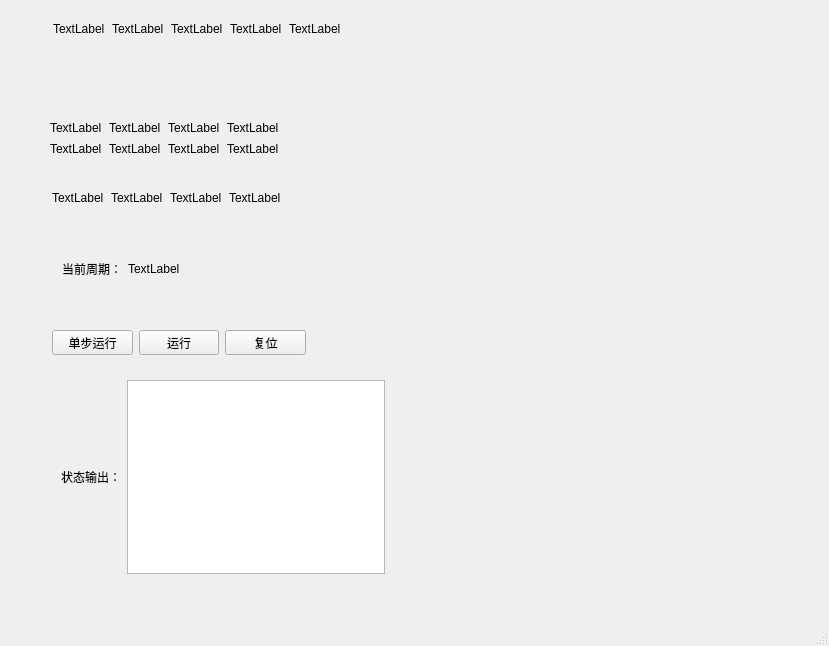
This is mainwindow.ui in Pomoo06/model_computer as Qt 5 draws it before an edit. The edited form follows.
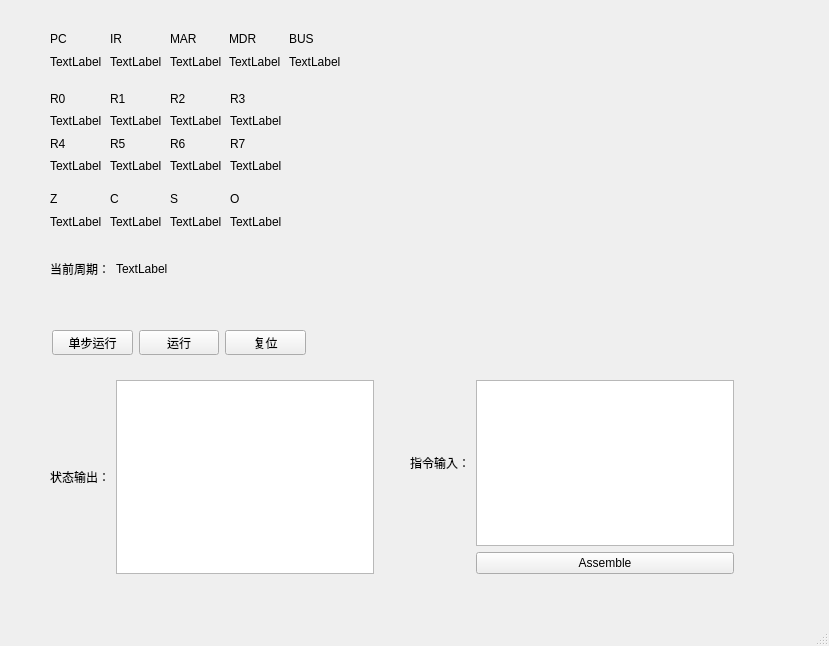
This is the edited form.

Commit message: 实现INC和DEC指令

The edit to the form file:
```diff
--- a/mainwindow.ui
+++ b/mainwindow.ui
@@ -14,140 +14,10 @@
    <string>MainWindow</string>
   </property>
   <widget class="QWidget" name="centralwidget">
-   <widget class="QLabel" name="cLabel">
-    <property name="geometry">
-     <rect>
-      <x>111</x>
-      <y>190</y>
-      <width>53</width>
-      <height>16</height>
-     </rect>
-    </property>
-    <property name="text">
-     <string>TextLabel</string>
-    </property>
-   </widget>
-   <widget class="QLabel" name="r2Label">
-    <property name="geometry">
-     <rect>
-      <x>168</x>
-      <y>120</y>
-      <width>53</width>
-      <height>16</height>
-     </rect>
-    </property>
-    <property name="text">
-     <string>TextLabel</string>
-    </property>
-   </widget>
-   <widget class="QLabel" name="r7Label">
-    <property name="geometry">
-     <rect>
-      <x>227</x>
-      <y>141</y>
-      <width>53</width>
-      <height>16</height>
-     </rect>
-    </property>
-    <property name="text">
-     <string>TextLabel</string>
-    </property>
-   </widget>
-   <widget class="QLabel" name="r1Label">
-    <property name="geometry">
-     <rect>
-      <x>109</x>
-      <y>120</y>
-      <width>53</width>
-      <height>16</height>
-     </rect>
-    </property>
-    <property name="text">
-     <string>TextLabel</string>
-    </property>
-   </widget>
-   <widget class="QLabel" name="r5Label">
-    <property name="geometry">
-     <rect>
-      <x>109</x>
-      <y>141</y>
-      <width>53</width>
-      <height>16</height>
-     </rect>
-    </property>
-    <property name="text">
-     <string>TextLabel</string>
-    </property>
-   </widget>
-   <widget class="QLabel" name="marLabel">
-    <property name="geometry">
-     <rect>
-      <x>171</x>
-      <y>21</y>
-      <width>53</width>
-      <height>16</height>
-     </rect>
-    </property>
-    <property name="text">
-     <string>TextLabel</string>
-    </property>
-   </widget>
-   <widget class="QLabel" name="mdrLabel">
-    <property name="geometry">
-     <rect>
-      <x>230</x>
-      <y>21</y>
-      <width>53</width>
-      <height>16</height>
-     </rect>
-    </property>
-    <property name="text">
-     <string>TextLabel</string>
-    </property>
-   </widget>
-   <widget class="QLabel" name="r6Label">
-    <property name="geometry">
-     <rect>
-      <x>168</x>
-      <y>141</y>
-      <width>53</width>
-      <height>16</height>
-     </rect>
-    </property>
-    <property name="text">
-     <string>TextLabel</string>
-    </property>
-   </widget>
-   <widget class="QLabel" name="irLabel">
-    <property name="geometry">
-     <rect>
-      <x>112</x>
-      <y>21</y>
-      <width>53</width>
-      <height>16</height>
-     </rect>
-    </property>
-    <property name="text">
-     <string>TextLabel</string>
-    </property>
-   </widget>
-   <widget class="QLabel" name="busLabel">
-    <property name="geometry">
-     <rect>
-      <x>289</x>
-      <y>21</y>
-      <width>53</width>
-      <height>16</height>
-     </rect>
-    </property>
-    <property name="text">
-     <string>TextLabel</string>
-    </property>
-   </widget>
    <widget class="QWidget" name="layoutWidget">
     <property name="geometry">
      <rect>
-      <x>62</x>
+      <x>50</x>
       <y>260</y>
       <width>121</width>
       <height>17</height>
@@ -170,97 +40,6 @@
      </item>
     </layout>
    </widget>
-   <widget class="QLabel" name="r3Label">
-    <property name="geometry">
-     <rect>
-      <x>227</x>
-      <y>120</y>
-      <width>53</width>
-      <height>16</height>
-     </rect>
-    </property>
-    <property name="text">
-     <string>TextLabel</string>
-    </property>
-   </widget>
-   <widget class="QLabel" name="r4Label">
-    <property name="geometry">
-     <rect>
-      <x>50</x>
-      <y>141</y>
-      <width>53</width>
-      <height>16</height>
-     </rect>
-    </property>
-    <property name="text">
-     <string>TextLabel</string>
-    </property>
-   </widget>
-   <widget class="QLabel" name="pcLabel">
-    <property name="geometry">
-     <rect>
-      <x>53</x>
-      <y>21</y>
-      <width>53</width>
-      <height>16</height>
-     </rect>
-    </property>
-    <property name="text">
-     <string>TextLabel</string>
-    </property>
-   </widget>
-   <widget class="QLabel" name="oLabel">
-    <property name="geometry">
-     <rect>
-      <x>229</x>
-      <y>190</y>
-      <width>53</width>
-      <height>16</height>
-     </rect>
-    </property>
-    <property name="text">
-     <string>TextLabel</string>
-    </property>
-   </widget>
-   <widget class="QLabel" name="sLabel">
-    <property name="geometry">
-     <rect>
-      <x>170</x>
-      <y>190</y>
-      <width>53</width>
-      <height>16</height>
-     </rect>
-    </property>
-    <property name="text">
-     <string>TextLabel</string>
-    </property>
-   </widget>
-   <widget class="QLabel" name="r0Label">
-    <property name="geometry">
-     <rect>
-      <x>50</x>
-      <y>120</y>
-      <width>53</width>
-      <height>16</height>
-     </rect>
-    </property>
-    <property name="text">
-     <string>TextLabel</string>
-    </property>
-   </widget>
-   <widget class="QLabel" name="zLabel">
-    <property name="geometry">
-     <rect>
-      <x>52</x>
-      <y>190</y>
-      <width>53</width>
-      <height>16</height>
-     </rect>
-    </property>
-    <property name="text">
-     <string>TextLabel</string>
-    </property>
-   </widget>
    <widget class="QWidget" name="layoutWidget_2">
     <property name="geometry">
      <rect>
@@ -294,10 +73,10 @@
      </item>
     </layout>
    </widget>
-   <widget class="QWidget" name="">
+   <widget class="QWidget" name="layoutWidget">
     <property name="geometry">
      <rect>
-      <x>61</x>
+      <x>50</x>
       <y>380</y>
       <width>324</width>
       <height>194</height>
@@ -320,6 +99,325 @@
      </item>
     </layout>
    </widget>
+   <widget class="QWidget" name="">
+    <property name="geometry">
+     <rect>
+      <x>50</x>
+      <y>90</y>
+      <width>234</width>
+      <height>84</height>
+     </rect>
+    </property>
+    <layout class="QGridLayout" name="gridLayout">
+     <item row="0" column="0" colspan="4">
+      <layout class="QHBoxLayout" name="horizontalLayout_5">
+       <item>
+        <widget class="QLabel" name="label_7">
+         <property name="text">
+          <string>R0</string>
+         </property>
+        </widget>
+       </item>
+       <item>
+        <widget class="QLabel" name="label_9">
+         <property name="text">
+          <string>R1</string>
+         </property>
+        </widget>
+       </item>
+       <item>
+        <widget class="QLabel" name="label_8">
+         <property name="text">
+          <string>R2</string>
+         </property>
+        </widget>
+       </item>
+       <item>
+        <widget class="QLabel" name="label_10">
+         <property name="text">
+          <string>R3</string>
+         </property>
+        </widget>
+       </item>
+      </layout>
+     </item>
+     <item row="1" column="0">
+      <widget class="QLabel" name="r0Label">
+       <property name="text">
+        <string>TextLabel</string>
+       </property>
+      </widget>
+     </item>
+     <item row="1" column="1">
+      <widget class="QLabel" name="r1Label">
+       <property name="text">
+        <string>TextLabel</string>
+       </property>
+      </widget>
+     </item>
+     <item row="1" column="2">
+      <widget class="QLabel" name="r2Label">
+       <property name="text">
+        <string>TextLabel</string>
+       </property>
+      </widget>
+     </item>
+     <item row="1" column="3">
+      <widget class="QLabel" name="r3Label">
+       <property name="text">
+        <string>TextLabel</string>
+       </property>
+      </widget>
+     </item>
+     <item row="2" column="0" colspan="4">
+      <layout class="QHBoxLayout" name="horizontalLayout_4">
+       <item>
+        <widget class="QLabel" name="label_4">
+         <property name="text">
+          <string>R4</string>
+         </property>
+        </widget>
+       </item>
+       <item>
+        <widget class="QLabel" name="label_3">
+         <property name="text">
+          <string>R5</string>
+         </property>
+        </widget>
+       </item>
+       <item>
+        <widget class="QLabel" name="label_5">
+         <property name="text">
+          <string>R6</string>
+         </property>
+        </widget>
+       </item>
+       <item>
+        <widget class="QLabel" name="label_6">
+         <property name="text">
+          <string>R7</string>
+         </property>
+        </widget>
+       </item>
+      </layout>
+     </item>
+     <item row="3" column="0">
+      <widget class="QLabel" name="r4Label">
+       <property name="text">
+        <string>TextLabel</string>
+       </property>
+      </widget>
+     </item>
+     <item row="3" column="1">
+      <widget class="QLabel" name="r5Label">
+       <property name="text">
+        <string>TextLabel</string>
+       </property>
+      </widget>
+     </item>
+     <item row="3" column="2">
+      <widget class="QLabel" name="r6Label">
+       <property name="text">
+        <string>TextLabel</string>
+       </property>
+      </widget>
+     </item>
+     <item row="3" column="3">
+      <widget class="QLabel" name="r7Label">
+       <property name="text">
+        <string>TextLabel</string>
+       </property>
+      </widget>
+     </item>
+    </layout>
+   </widget>
+   <widget class="QWidget" name="">
+    <property name="geometry">
+     <rect>
+      <x>50</x>
+      <y>190</y>
+      <width>234</width>
+      <height>40</height>
+     </rect>
+    </property>
+    <layout class="QGridLayout" name="gridLayout_2">
+     <item row="0" column="0" colspan="4">
+      <layout class="QHBoxLayout" name="horizontalLayout_6">
+       <item>
+        <widget class="QLabel" name="label_11">
+         <property name="text">
+          <string>Z</string>
+         </property>
+        </widget>
+       </item>
+       <item>
+        <widget class="QLabel" name="label_12">
+         <property name="text">
+          <string>C</string>
+         </property>
+        </widget>
+       </item>
+       <item>
+        <widget class="QLabel" name="label_13">
+         <property name="text">
+          <string>S</string>
+         </property>
+        </widget>
+       </item>
+       <item>
+        <widget class="QLabel" name="label_14">
+         <property name="text">
+          <string>O</string>
+         </property>
+        </widget>
+       </item>
+      </layout>
+     </item>
+     <item row="1" column="0">
+      <widget class="QLabel" name="zLabel">
+       <property name="text">
+        <string>TextLabel</string>
+       </property>
+      </widget>
+     </item>
+     <item row="1" column="1">
+      <widget class="QLabel" name="cLabel">
+       <property name="text">
+        <string>TextLabel</string>
+       </property>
+      </widget>
+     </item>
+     <item row="1" column="2">
+      <widget class="QLabel" name="sLabel">
+       <property name="text">
+        <string>TextLabel</string>
+       </property>
+      </widget>
+     </item>
+     <item row="1" column="3">
+      <widget class="QLabel" name="oLabel">
+       <property name="text">
+        <string>TextLabel</string>
+       </property>
+      </widget>
+     </item>
+    </layout>
+   </widget>
+   <widget class="QWidget" name="">
+    <property name="geometry">
+     <rect>
+      <x>50</x>
+      <y>30</y>
+      <width>293</width>
+      <height>40</height>
+     </rect>
+    </property>
+    <layout class="QGridLayout" name="gridLayout_3">
+     <item row="0" column="0" colspan="5">
+      <layout class="QHBoxLayout" name="horizontalLayout_7">
+       <item>
+        <widget class="QLabel" name="label_15">
+         <property name="text">
+          <string>PC</string>
+         </property>
+        </widget>
+       </item>
+       <item>
+        <widget class="QLabel" name="label_16">
+         <property name="text">
+          <string>IR</string>
+         </property>
+        </widget>
+       </item>
+       <item>
+        <widget class="QLabel" name="label_17">
+         <property name="text">
+          <string>MAR</string>
+         </property>
+        </widget>
+       </item>
+       <item>
+        <widget class="QLabel" name="label_18">
+         <property name="text">
+          <string>MDR</string>
+         </property>
+        </widget>
+       </item>
+       <item>
+        <widget class="QLabel" name="label_19">
+         <property name="text">
+          <string>BUS</string>
+         </property>
+        </widget>
+       </item>
+      </layout>
+     </item>
+     <item row="1" column="0">
+      <widget class="QLabel" name="pcLabel">
+       <property name="text">
+        <string>TextLabel</string>
+       </property>
+      </widget>
+     </item>
+     <item row="1" column="1">
+      <widget class="QLabel" name="irLabel">
+       <property name="text">
+        <string>TextLabel</string>
+       </property>
+      </widget>
+     </item>
+     <item row="1" column="2">
+      <widget class="QLabel" name="marLabel">
+       <property name="text">
+        <string>TextLabel</string>
+       </property>
+      </widget>
+     </item>
+     <item row="1" column="3">
+      <widget class="QLabel" name="mdrLabel">
+       <property name="text">
+        <string>TextLabel</string>
+       </property>
+      </widget>
+     </item>
+     <item row="1" column="4">
+      <widget class="QLabel" name="busLabel">
+       <property name="text">
+        <string>TextLabel</string>
+       </property>
+      </widget>
+     </item>
+    </layout>
+   </widget>
+   <widget class="QWidget" name="">
+    <property name="geometry">
+     <rect>
+      <x>410</x>
+      <y>380</y>
+      <width>324</width>
+      <height>194</height>
+     </rect>
+    </property>
+    <layout class="QGridLayout" name="gridLayout_4">
+     <item row="0" column="0">
+      <widget class="QLabel" name="label_20">
+       <property name="text">
+        <string>指令输入：</string>
+       </property>
+      </widget>
+     </item>
+     <item row="0" column="1">
+      <widget class="QTextEdit" name="asmEdit"/>
+     </item>
+     <item row="1" column="1">
+      <widget class="QPushButton" name="assembleButton">
+       <property name="text">
+        <string>Assemble</string>
+       </property>
+      </widget>
+     </item>
+    </layout>
+   </widget>
   </widget>
   <widget class="QMenuBar" name="menubar">
    <property name="geometry">
```
The commit also changes 3 other files.
